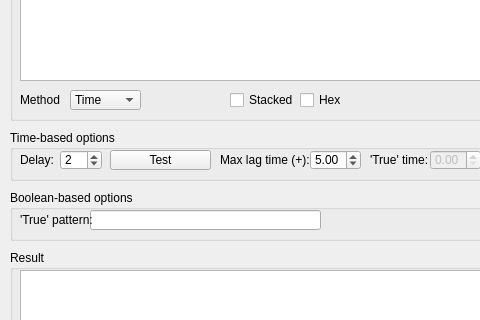
Above: ui/main.ui from kaeso/enema before the change; both pictures show x 0 to 480 and y 135 to 455 of the 1121 by 624 pixel window. Below: the same form after it.
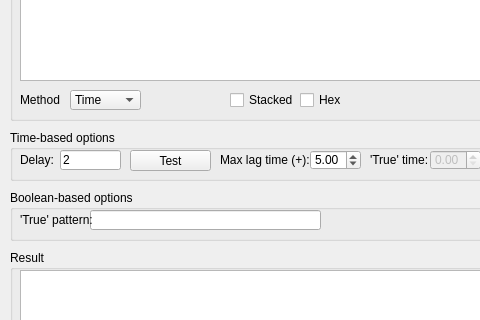
That is the form after the change. The open tabs and pages were chosen to show the change.

Commit message: 1. delayBox (for blind injections) replaced by a simple textEdit, so now you can set delay more than 10 (e. g. BENCHMARK(1000000, md5(current_time)) etc...) 2. framework and plugins now one project.

Patch:
```diff
--- a/ui/main.ui
+++ b/ui/main.ui
@@ -691,25 +691,6 @@
         <string>Delay:</string>
        </property>
       </widget>
-      <widget class="QSpinBox" name="delayBox">
-       <property name="geometry">
-        <rect>
-         <x>50</x>
-         <y>20</y>
-         <width>42</width>
-         <height>20</height>
-        </rect>
-       </property>
-       <property name="minimum">
-        <number>1</number>
-       </property>
-       <property name="maximum">
-        <number>59</number>
-       </property>
-       <property name="value">
-        <number>2</number>
-       </property>
-      </widget>
       <widget class="QDoubleSpinBox" name="trueTimeBox">
        <property name="enabled">
         <bool>false</bool>
@@ -780,10 +761,10 @@
       <widget class="QPushButton" name="testButton">
        <property name="geometry">
         <rect>
-         <x>100</x>
+         <x>120</x>
          <y>20</y>
-         <width>101</width>
-         <height>20</height>
+         <width>81</width>
+         <height>21</height>
         </rect>
        </property>
        <property name="text">
@@ -812,6 +793,19 @@
         <double>5.000000000000000</double>
        </property>
       </widget>
+      <widget class="QLineEdit" name="lineDelay">
+       <property name="geometry">
+        <rect>
+         <x>50</x>
+         <y>20</y>
+         <width>61</width>
+         <height>20</height>
+        </rect>
+       </property>
+       <property name="text">
+        <string>2</string>
+       </property>
+      </widget>
      </widget>
      <widget class="QGroupBox" name="booleanGroup">
       <property name="geometry">
```
The commit also changes 21 other files.
